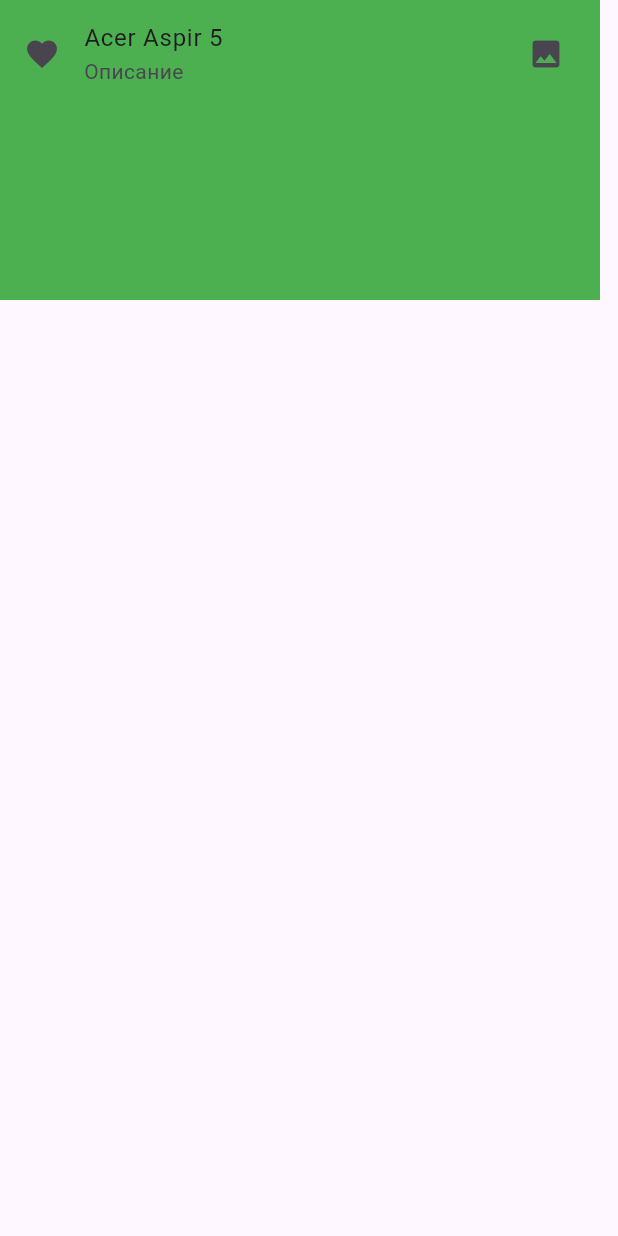
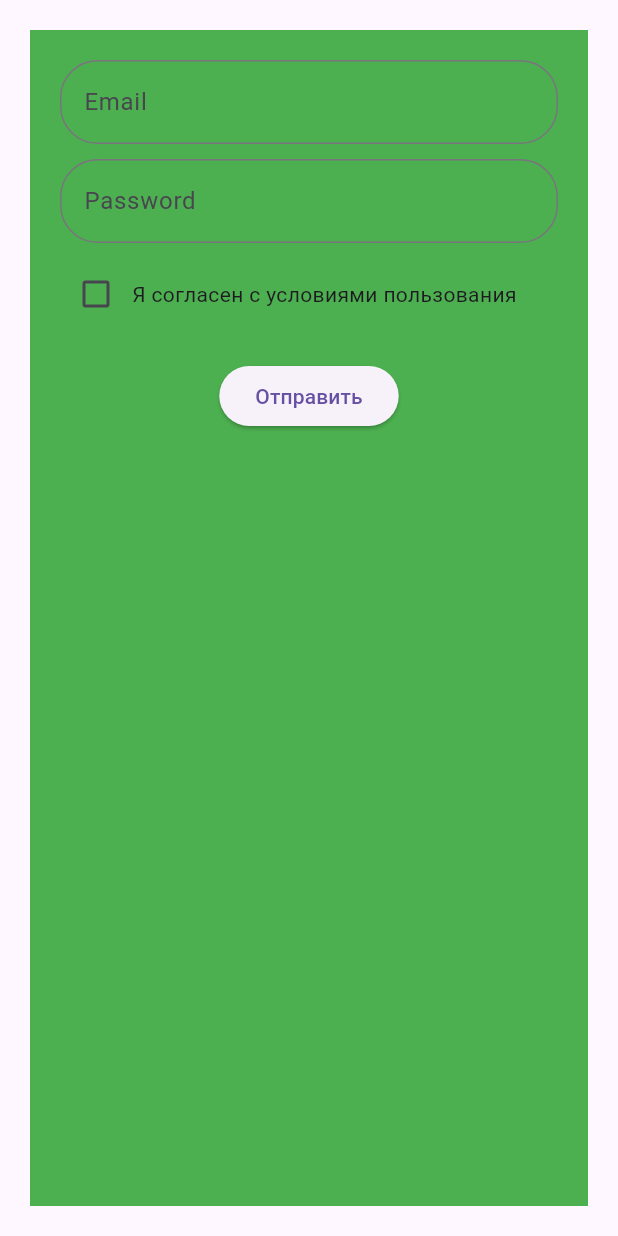
Before and after one commit to azimsaburov/my_first_project, a Flutter app: the NextPage screen opened directly, on a phone screen of 412 x 824 dp. Run offline on Flutter 3.47's test engine with Material 3 defaults, Android fonts, the phone set to English and light mode, and no system bars.

Commit message:
Добавил новые фунции регистрации

```diff
--- a/lib/screens/listview.dart
+++ b/lib/screens/listview.dart
@@ -9,10 +9,11 @@ class ViewList extends StatefulWidget {
 }
 
 class _ViewListState extends State<ViewList> {
-  String inputText = '';
-  final TextEditingController controllerSuka = TextEditingController();
+ String inputText = '';
 
   void _showInputDialog(BuildContext context) {
+
+  final TextEditingController controllerSuka = TextEditingController();
     void updateText() {
       setState(
         () {
--- a/lib/screens/next_page.dart
+++ b/lib/screens/next_page.dart
@@ -8,22 +8,104 @@ class NextPage extends StatefulWidget {
 }
 
 class _NextPageState extends State<NextPage> {
+  final _formKey = GlobalKey<FormState>(); // Ключ управления формой
+  final TextEditingController _emailController = TextEditingController();
+  final TextEditingController _passwordController = TextEditingController();
+  bool _isChecked = false;
+
   @override
   Widget build(BuildContext context) {
     return Scaffold(
       body: Container(
+        margin: EdgeInsets.all(20),
         color: Colors.green,
-        width: 400,
-        height: 200,
-        child: ListView(
-          children: [
-            ListTile(
-              leading: Icon(Icons.favorite),
-              title: Text('Acer Aspir 5'),
-              subtitle: Text('Описание'),
-              trailing: Icon(Icons.image),
+        width: MediaQuery.of(context).size.width,
+        height: MediaQuery.of(context).size.height,
+        child: Container(
+          margin: EdgeInsets.all(20),
+          child: Form(
+            key: _formKey,
+            child: Column(
+              crossAxisAlignment: CrossAxisAlignment.center,
+              children: [
+                TextFormField(
+                  controller: _emailController,
+                  decoration: InputDecoration(
+                    labelText: 'Email',
+                    border: OutlineInputBorder(
+                      borderRadius: BorderRadius.circular(25),
+                    ),
+                  ),
+                  validator: (value) {
+                    if (value == null || value.isEmpty) {
+                      return 'Поле не может быть пустым';
+                    } else if (!value.contains('@')) {
+                      return 'Неверный формат email';
+                    }
+                    return null;
+                  },
+                ),
+                SizedBox(height: 10),
+                TextFormField(
+                  obscureText: true,
+                  controller: _passwordController,
+                  decoration: InputDecoration(
+                    labelText: 'Password',
+                    border: OutlineInputBorder(
+                      borderRadius: BorderRadius.circular(25),
+                    ),
+                  ),
+                  validator: (value) {
+                    if (value == null || value.length < 6) {
+                      return 'Пароль должен быть не менее 6 символов';
+                    }
+                    return null;
+                  },
+                ),
+                SizedBox(height: 10),
+                Row(
+                  children: [
+                    Checkbox(
+                      value: _isChecked,
+                      onChanged: (bool? newValue) {
+                        setState(
+                          () {
+                            _isChecked = newValue!;
+                          },
+                        );
+                      },
+                      activeColor: Colors.lightBlue,
+                    ),
+                    Text('Я согласен с условиями пользования'),
+                  ],
+                ),
+                SizedBox(height: 20),
+                ElevatedButton(
+                  onPressed: () {
+                    if (!_isChecked) {
+                      ScaffoldMessenger.of(context).showSnackBar(
+                        SnackBar(
+                          content: Text('Необходимо согласится с условиями'),
+                        ),
+                      );
+                      return;
+                    }
+
+                    if (_formKey.currentState!.validate()) {
+                      ScaffoldMessenger.of(context).showSnackBar(
+                        SnackBar(
+                          content: Text('Выполнено!'),
+                        ),
+                      );
+                    }
+                    String pass = _passwordController.text;
+                    print('Пароль: $pass');
+                  },
+                  child: Text('Отправить'),
+                ),
+              ],
             ),
-          ],
+          ),
         ),
       ),
     );
--- a/lib/screens/splash.dart
+++ b/lib/screens/splash.dart
@@ -1,5 +1,7 @@
 import 'package:flutter/material.dart';
-import 'package:flutter_application_1/screens/home_page.dart';
+import 'package:flutter_application_1/screens/next_page.dart';
+//import 'package:flutter_application_1/screens/home_page.dart';
+
 
 class SplashScreen extends StatefulWidget {
   const SplashScreen({super.key});
@@ -23,7 +25,7 @@ class _SplashScreenState extends State<SplashScreen> {
               onPressed: () {
                 Navigator.push(
                   context,
-                  MaterialPageRoute(builder: (context) => HomePage()),
+                  MaterialPageRoute(builder: (context) => NextPage()), //здесь должен быть HomePage()
                 );
               },
               icon: Icon(Icons.navigate_next),
```
Also changed, not shown: pubspec.lock.
